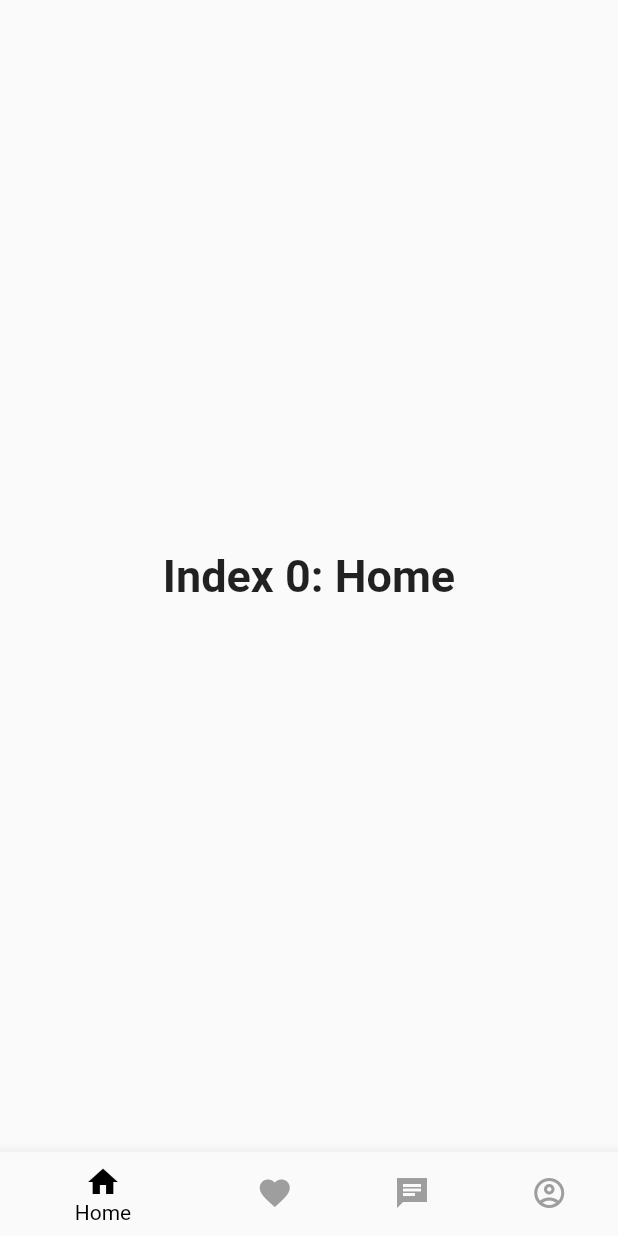
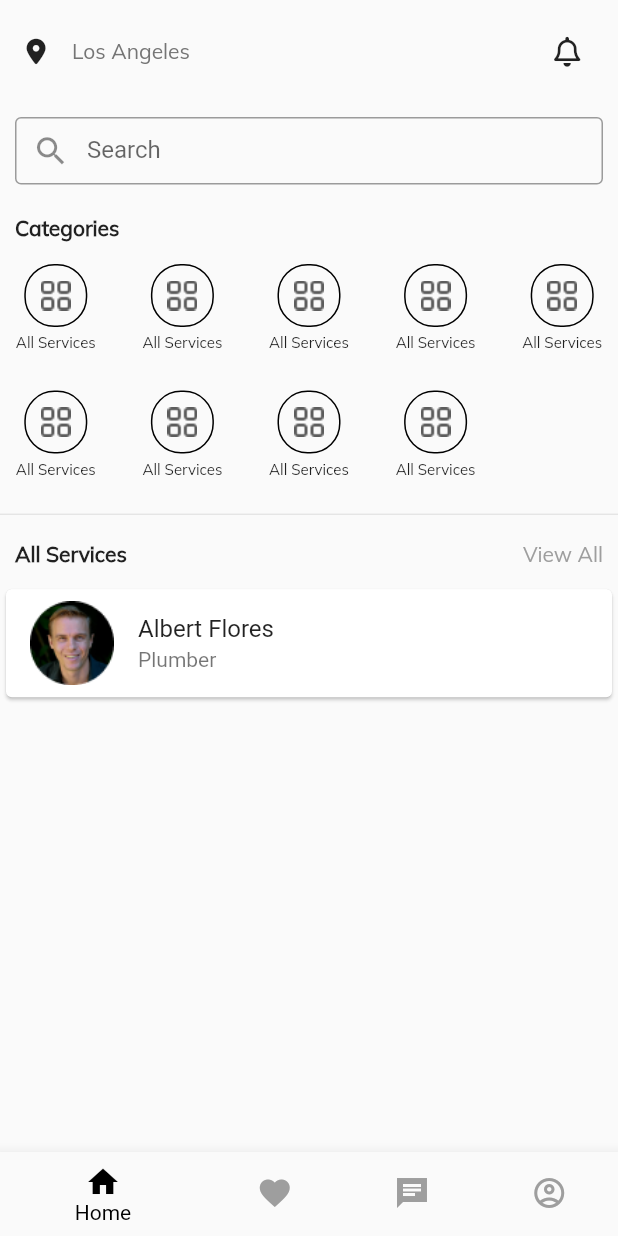
Before and after one commit to Hyginos-Technologies/servicegy, a Flutter app: the InputDeatils screen opened by its route, after a tap on "SUBMIT", on a phone screen of 412 x 824 dp. Run offline on Flutter 3.47's test engine with Material 2 defaults, Android fonts, the light colour scheme and no system bars; our stand-ins replace font_awesome_flutter, otp_text_field.

Commit message:
home with navbar

```diff
--- a/lib/main.dart
+++ b/lib/main.dart
@@ -3,14 +3,14 @@ import 'package:servicegy/pages/auth/login.dart';
 import 'package:servicegy/pages/auth/otp.dart';
 import 'package:servicegy/pages/other/offline.dart';
 import 'package:servicegy/pages/auth/input-details.dart';
-import 'package:servicegy/pages/home/home.dart';
+import 'package:servicegy/pages/home/nav.dart';
 
 void main() {
-  runApp(MaterialApp(initialRoute: '/dashboard', routes: {
+  runApp(MaterialApp(initialRoute: '/login', routes: {
     '/login': (context) => Login(),
     '/otp': (context) => OTP(),
     '/offline': (context) => offline(),
     '/input-details': (context) => InputDeatils(),
-    '/dashboard': (context) => Home(),
+    '/home': (context) => NavBar(),
   }));
 }
--- a/lib/pages/auth/input-details.dart
+++ b/lib/pages/auth/input-details.dart
@@ -132,7 +132,7 @@ class _InputDeatilsState extends State<InputDeatils> {
                 color: Colors.black,
                 textColor: Colors.white,
                 onPressed: () {
-                  Navigator.pushNamed(context, '/dashboard');
+                  Navigator.pushNamed(context, '/home');
                 },
               ),
             ),
--- a/lib/pages/home/home.dart
+++ b/lib/pages/home/home.dart
@@ -1,4 +1,5 @@
 import 'package:flutter/material.dart';
+import 'package:font_awesome_flutter/font_awesome_flutter.dart';
 
 class Home extends StatefulWidget {
   const Home({Key? key}) : super(key: key);
@@ -8,63 +9,149 @@ class Home extends StatefulWidget {
 }
 
 class _HomeState extends State<Home> {
-  int _selectedIndex = 0;
-  static const TextStyle optionStyle =
-      TextStyle(fontSize: 30, fontWeight: FontWeight.bold);
-  static const List<Widget> _widgetOptions = <Widget>[
-    Text(
-      'Index 0: Home',
-      style: optionStyle,
-    ),
-    Text(
-      'Index 1: Business',
-      style: optionStyle,
-    ),
-    Text(
-      'Index 2: School',
-      style: optionStyle,
-    ),
-    Text(
-      'Index 3: Profile',
-      style: optionStyle,
-    ),
+  var logos = [
+    {'img': 'assets/all-services.png', 'service': 'All Services'},
+    {'img': 'assets/cleaning.png', 'service': 'Cleaning'},
+    {'img': 'assets/electrician.png', 'service': 'Electrician'},
+    {'img': 'assets/plumbing.png', 'service': 'Plumbing'},
+    {'img': 'assets/capentry.png', 'service': 'Capentry'},
+    {'img': 'assets/painting.png', 'service': 'Painting'},
+    {'img': 'assets/ac-repair.png', 'service': 'AC Repair'},
+    {'img': 'assets/washing.png', 'service': 'Washing'},
+    {'img': 'assets/refrigerrator.png', 'service': 'Refrigarator'},
   ];
-
-  void _onItemTapped(int index) {
-    setState(() {
-      _selectedIndex = index;
-    });
-  }
 
   @override
   Widget build(BuildContext context) {
     return Scaffold(
-      body: Center(
-        child: _widgetOptions.elementAt(_selectedIndex),
+      body: SafeArea(
+        child: Column(
+          children: [
+            Row(
+              mainAxisAlignment: MainAxisAlignment.spaceBetween,
+              children: [
+                Row(
+                  children: [
+                    IconButton(
+                        icon: const FaIcon(
+                          FontAwesomeIcons.locationDot,
+                          size: 17.0,
                         ),
-      bottomNavigationBar: BottomNavigationBar(
-        items: const <BottomNavigationBarItem>[
-          BottomNavigationBarItem(
-            icon: Icon(Icons.home),
-            label: 'Home',
+                        onPressed: () {}),
+                    Text('Los Angeles',
+                        style: TextStyle(
+                            fontFamily: 'MulishRegular',
+                            color: Colors.grey[600]))
+                  ],
                 ),
-          BottomNavigationBarItem(
-            icon: Icon(Icons.favorite),
-            label: 'Favorites',
+                Container(
+                  padding: EdgeInsets.all(10.0),
+                  child: IconButton(
+                      icon: FaIcon(
+                        FontAwesomeIcons.bell,
+                        size: 20.0,
                       ),
-          BottomNavigationBarItem(
-            icon: Icon(Icons.chat_sharp),
-            label: 'Chats',
+                      onPressed: () {}),
+                )
+              ],
             ),
-          BottomNavigationBarItem(
-            icon: Icon(Icons.account_circle_outlined),
-            label: 'Profile',
+            Container(
+              margin: EdgeInsets.all(10.0),
+              height: 45.0,
+              child: const TextField(
+                obscureText: true,
+                decoration: InputDecoration(
+                  prefixIcon: Icon(
+                    Icons.search,
+                    size: 25.0,
+                  ),
+                  border: OutlineInputBorder(),
+                  labelText: 'Search',
+                ),
+              ),
+            ),
+            Container(
+              padding: EdgeInsets.all(10.0),
+              child: Row(
+                crossAxisAlignment: CrossAxisAlignment.start,
+                mainAxisAlignment: MainAxisAlignment.start,
+                children: [
+                  Text('Categories',
+                      style: TextStyle(
+                          fontFamily: 'MulishRegular',
+                          fontWeight: FontWeight.w700)),
+                ],
+              ),
+            ),
+            SizedBox(height: 5.0),
+            Container(
+              child: GridView.count(
+                crossAxisCount: 5,
+                crossAxisSpacing: 10.0,
+                mainAxisSpacing: 10.0,
+                shrinkWrap: true,
+                children: List.generate(
+                  9,
+                  (index) {
+                    return Column(
+                      children: [
+                        Container(
+                            padding: EdgeInsets.all(10.0),
+                            decoration: BoxDecoration(
+                              border: Border.all(
+                                  color: Colors.black,
+                                  width: 1.0,
+                                  style: BorderStyle.solid),
+                              borderRadius: BorderRadius.circular(20),
+                            ),
+                            child: Image.asset('assets/all-services.png')),
+                        Padding(
+                          padding: const EdgeInsets.all(4.0),
+                          child: Text('All Services',
+                              style: TextStyle(
+                                  fontSize: 10.0, fontFamily: 'MulishRegular')),
+                        )
+                      ],
+                    );
+                  },
+                ),
+              ),
+            ),
+            Divider(),
+            Container(
+              padding: EdgeInsets.all(10.0),
+              child: Row(
+                crossAxisAlignment: CrossAxisAlignment.start,
+                mainAxisAlignment: MainAxisAlignment.spaceBetween,
+                children: [
+                  Text('All Services',
+                      style: TextStyle(
+                          fontFamily: 'MulishRegular',
+                          fontWeight: FontWeight.w700)),
+                  Text('View All',
+                      style: TextStyle(
+                          fontFamily: 'MulishRegular',
+                          fontWeight: FontWeight.w500,
+                          color: Colors.grey[500])),
+                ],
+              ),
+            ),
+            Center(
+              child: Card(
+                child: Column(
+                  mainAxisSize: MainAxisSize.min,
+                  children: <Widget>[
+                    ListTile(
+                      leading: Image.asset('assets/user.png'),
+                      title: Text('Albert Flores'),
+                      subtitle: Text('Plumber'),
                     ),
                   ],
-        currentIndex: _selectedIndex,
-        unselectedItemColor: Colors.grey[500],
-        selectedItemColor: Colors.black,
-        onTap: _onItemTapped,
+                ),
+              ),
+            )
+          ],
+        ),
       ),
     );
   }
--- /dev/null
+++ b/lib/pages/home/nav.dart
@@ -0,0 +1,69 @@
+import 'package:flutter/material.dart';
+import 'package:servicegy/pages/home/home.dart';
+
+class NavBar extends StatefulWidget {
+  const NavBar({Key? key}) : super(key: key);
+
+  @override
+  State<NavBar> createState() => _NavBarState();
+}
+
+class _NavBarState extends State<NavBar> {
+  int _selectedIndex = 0;
+  static const TextStyle optionStyle =
+      TextStyle(fontSize: 30, fontWeight: FontWeight.bold);
+  static const List<Widget> _widgetOptions = <Widget>[
+    Home(),
+    Text(
+      'Index 1: Business',
+      style: optionStyle,
+    ),
+    Text(
+      'Index 2: School',
+      style: optionStyle,
+    ),
+    Text(
+      'Index 3: Profile',
+      style: optionStyle,
+    ),
+  ];
+
+  void _onItemTapped(int index) {
+    setState(() {
+      _selectedIndex = index;
+    });
+  }
+
+  @override
+  Widget build(BuildContext context) {
+    return Scaffold(
+      body: Center(
+        child: _widgetOptions.elementAt(_selectedIndex),
+      ),
+      bottomNavigationBar: BottomNavigationBar(
+        items: const <BottomNavigationBarItem>[
+          BottomNavigationBarItem(
+            icon: Icon(Icons.home),
+            label: 'Home',
+          ),
+          BottomNavigationBarItem(
+            icon: Icon(Icons.favorite),
+            label: 'Favorites',
+          ),
+          BottomNavigationBarItem(
+            icon: Icon(Icons.chat_sharp),
+            label: 'Chats',
+          ),
+          BottomNavigationBarItem(
+            icon: Icon(Icons.account_circle_outlined),
+            label: 'Profile',
+          ),
+        ],
+        currentIndex: _selectedIndex,
+        unselectedItemColor: Colors.grey[500],
+        selectedItemColor: Colors.black,
+        onTap: _onItemTapped,
+      ),
+    );
+  }
+}
--- a/pubspec.yaml
+++ b/pubspec.yaml
@@ -30,6 +30,7 @@ dependencies:
   flutter:
     sdk: flutter
   otp_text_field: ^1.1.2
+  font_awesome_flutter: ^10.1.0
 
 
   # The following adds the Cupertino Icons font to your application.
```
Also changed, not shown: assets/ac-repair.png (added), assets/all-services.png (added), assets/capentry.png (added), assets/cleaning.png (added), assets/electrician.png (added), assets/painting.png (added), assets/plumbing.png (added), assets/refrigerrator.png (added), assets/user.png (added), assets/washing.png (added), pubspec.lock. Lines whose indentation alone changed are shown as unchanged.
